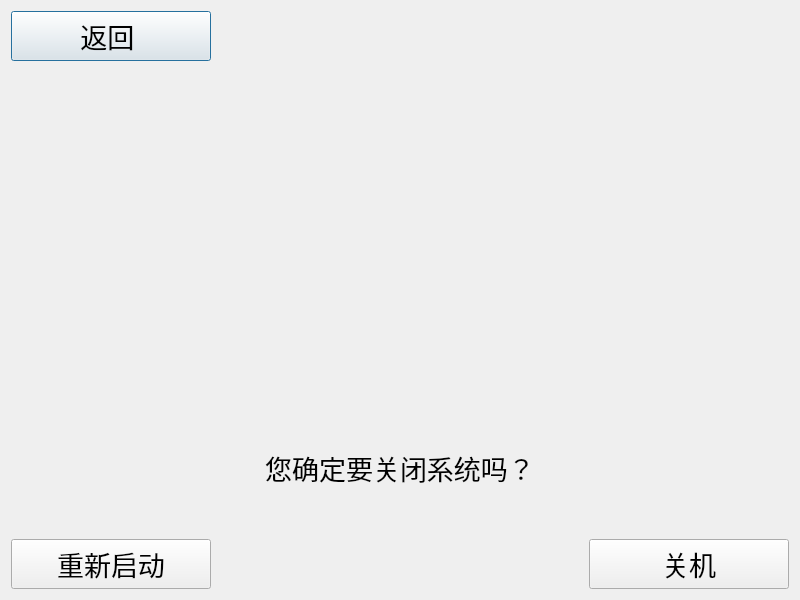
Before: the Qt Designer form tx2_iris/shutdown.ui in iuytr09/tx2_iris, drawn with Qt 5.
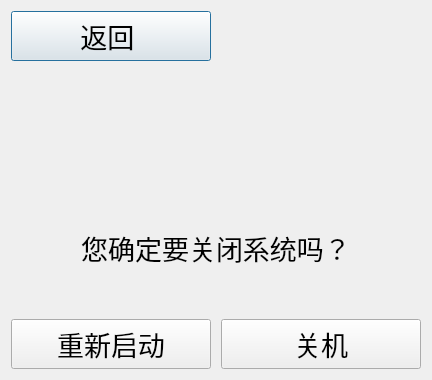
After: the same form once the commit is applied. Icons and pictures are not drawn.

The edit to the form file:
```diff
--- a/tx2_iris/shutdown.ui
+++ b/tx2_iris/shutdown.ui
@@ -6,8 +6,8 @@
    <rect>
     <x>0</x>
     <y>0</y>
-    <width>800</width>
-    <height>600</height>
+    <width>432</width>
+    <height>380</height>
    </rect>
   </property>
   <property name="font">
```
